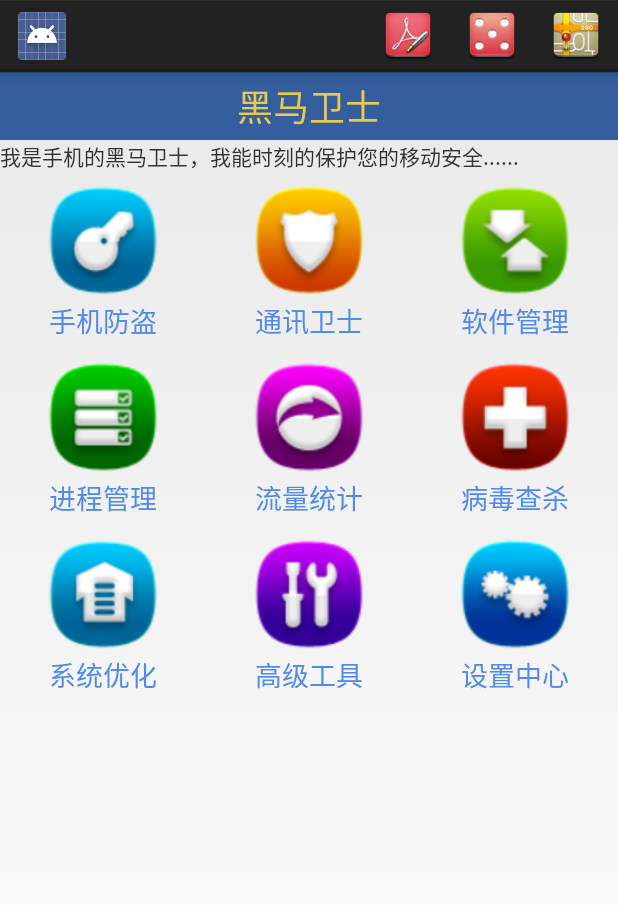
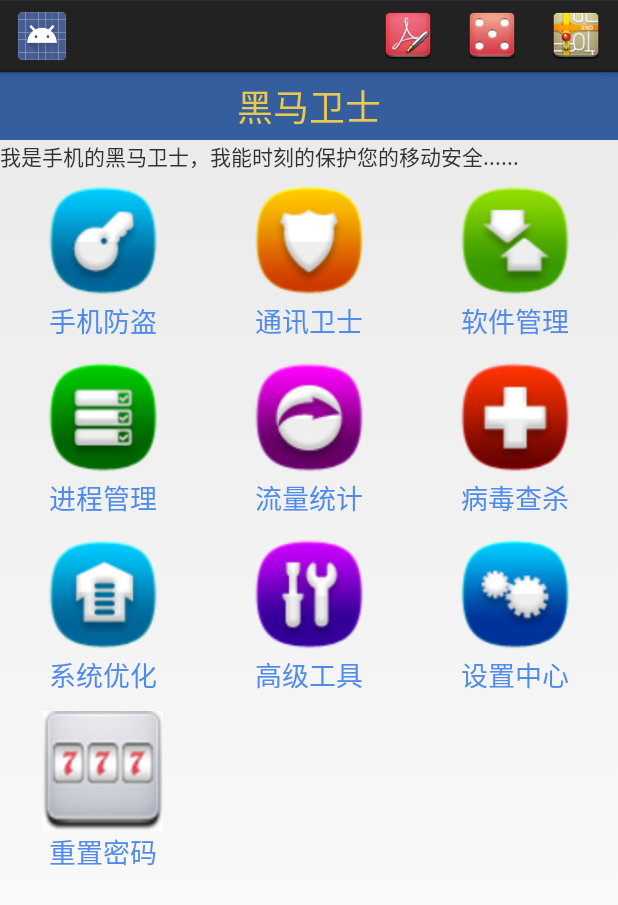
Before and after one commit to q6475593/MyAPP, an Android app: the screen it shows after launch (HomeActivity), on a phone screen of 412 x 824 dp. Shown: the top 905 px of the screen. Run offline under Robolectric (Android 15) with nearby library versions, the phone set to English and light mode, and no system bars.

Commit message:
自己研究

```diff
--- a/shenmesafe/src/main/java/kelaodi/shenmesafe/activity/HomeActivity.java
+++ b/shenmesafe/src/main/java/kelaodi/shenmesafe/activity/HomeActivity.java
@@ -38,14 +38,12 @@ import kelaodi.shenmesafe.adapter.HomeAdapter;
 public class HomeActivity extends Activity {
     private GridView gv_home;
     private HomeActivity homeActivity;
-    private SettingActivity settingActivity;
     private Context context = this;
     private SharedPreferences sp;
     private LayoutInflater inflate;
     private EditText et_home_password_first, et_home_password_second, et_home_password_only;
     private String password_first, password_second, single_only, existing_password;
     private View doublepassword, singlepassword;
-    private ActionBar actionBar;
 
     @Override
     protected void onCreate(Bundle savedInstanceState) {
@@ -54,13 +52,20 @@ public class HomeActivity extends Activity {
         initView();
     }
 
+    @Override
+    protected void onResume() {
+        initView();
+        super.onResume();
+    }
 
     private void initView() {
         gv_home = (GridView) findViewById(R.id.gv_home);
-        gv_home.setAdapter(new HomeAdapter(homeActivity, context));
         inflate = LayoutInflater.from(HomeActivity.this);
         sp = context.getSharedPreferences("config", MODE_PRIVATE);
         existing_password = sp.getString("password", "");
+
+
+        gv_home.setAdapter(new HomeAdapter(homeActivity, context));
 
         gv_home.setOnItemClickListener(new AdapterView.OnItemClickListener() {
             @Override
@@ -88,6 +93,13 @@ public class HomeActivity extends Activity {
                             }
                         } else if (!Isopentest) {
                             intent(SettingActivity.class);
+                        }
+                        break;
+                    case 9:
+                        if (Isopentest) {
+                            intent(PasswordResetActivity.class);
+                        } else if (!Isopentest) {
+
                         }
                         break;
                 }
--- a/shenmesafe/src/main/java/kelaodi/shenmesafe/adapter/HomeAdapter.java
+++ b/shenmesafe/src/main/java/kelaodi/shenmesafe/adapter/HomeAdapter.java
@@ -10,11 +10,16 @@ import android.content.Context;
 import android.content.SharedPreferences;
 import android.graphics.Color;
 import android.text.TextUtils;
+import android.util.Log;
 import android.view.View;
 import android.view.ViewGroup;
 import android.widget.BaseAdapter;
 import android.widget.ImageView;
 import android.widget.TextView;
+
+import java.util.Arrays;
+import java.util.List;
+import java.util.Objects;
 
 import kelaodi.shenmesafe.R;
 import kelaodi.shenmesafe.activity.HomeActivity;
@@ -25,6 +30,8 @@ import kelaodi.shenmesafe.activity.HomeActivity;
 public class HomeAdapter extends BaseAdapter {
     private Context context;
     private HomeActivity homeActivity;
+    private boolean Isopentest;
+    private SharedPreferences sp;
 
     public HomeAdapter(Activity homeActivity, Context context) {
         this.context = context;
@@ -32,16 +39,30 @@ public class HomeAdapter extends BaseAdapter {
 
     }
 
-    private static final String[] names = {"手机防盗", "通讯卫士", "软件管理", "进程管理", "流量统计",
+    public static final String[] names = {"手机防盗", "通讯卫士", "软件管理", "进程管理", "流量统计",
             "病毒查杀", "系统优化", "高级工具", "设置中心"};
     private static final int[] icons = {R.drawable.safe, R.drawable.callmsgsafe, R.drawable.app,
             R.drawable.taskmanager, R.drawable.netmanager, R.drawable.trojan, R.drawable.sysoptimize,
             R.drawable.atools, R.drawable.settings};
 
+
+    public static final String[] opentestnames = {"手机防盗", "通讯卫士", "软件管理", "进程管理", "流量统计",
+            "病毒查杀", "系统优化", "高级工具", "设置中心", "重置密码"};
+    private static final int[] opentesticons = {R.drawable.safe, R.drawable.callmsgsafe, R.drawable.app,
+            R.drawable.taskmanager, R.drawable.netmanager, R.drawable.trojan, R.drawable.sysoptimize,
+            R.drawable.atools, R.drawable.settings, R.drawable.password_setting};
+
     //返回总条目数
     @Override
     public int getCount() {
-        return names.length;
+        sp = context.getSharedPreferences("config", Context.MODE_PRIVATE);
+        boolean Isopentest = sp.getBoolean("opentest", true);
+        if (Isopentest) {
+            return opentesticons.length;
+        } else if (!Isopentest) {
+            return icons.length;
+        }
+        return 0;
     }
 
 
@@ -59,11 +80,23 @@ public class HomeAdapter extends BaseAdapter {
     //返回每个位置对应的view对象
     @Override
     public View getView(int position, View convertView, ViewGroup parent) {
+        sp = context.getSharedPreferences("config", Context.MODE_PRIVATE);
+        boolean Isopentest = sp.getBoolean("opentest", true);
         View gridview = View.inflate(context, R.layout.grid_home_item, null);
         TextView tv_name = (TextView) gridview.findViewById(R.id.tv_home_name);
         ImageView iv_icon = (ImageView) gridview.findViewById(R.id.iv_home_icon);
-        tv_name.setText(names[position]);
-        iv_icon.setImageResource(icons[position]);
+
+
+        if (Isopentest) {
+            tv_name.setText(opentestnames[position]);
+            iv_icon.setImageResource(opentesticons[position]);
+            Log.i("嘟嘟嘟", "嘟嘟嘟");
+        } else if (!Isopentest) {
+            tv_name.setText(names[position]);
+            iv_icon.setImageResource(icons[position]);
+        }
+
+
         if (position == 0) {
             SharedPreferences sp = context.getSharedPreferences("config", Context.MODE_PRIVATE);
             String newname = sp.getString("newname", "");
--- /dev/null
+++ b/shenmesafe/src/main/res/layout/activity_password_reset.xml
@@ -0,0 +1,6 @@
+<?xml version="1.0" encoding="utf-8"?>
+<LinearLayout xmlns:android="http://schemas.android.com/apk/res/android"
+    android:orientation="vertical" android:layout_width="match_parent"
+    android:layout_height="match_parent">
+
+</LinearLayout>
--- a/shenmesafe/src/main/res/menu/home_actionbar_menu.xml
+++ b/shenmesafe/src/main/res/menu/home_actionbar_menu.xml
@@ -1,25 +1,25 @@
 <?xml version="1.0" encoding="utf-8"?>
 <menu xmlns:android="http://schemas.android.com/apk/res/android"
-      xmlns:app="http://schemas.android.com/apk/res-auto"
-      xmlns:tools="http://schemas.android.com/tools"
-      tools:context=".activity.HomeActivity">
+    xmlns:app="http://schemas.android.com/apk/res-auto"
+    xmlns:tools="http://schemas.android.com/tools"
+    tools:context=".activity.HomeActivity">
     <item
         android:id="@+id/action_write_note"
         android:icon="@drawable/write_note"
         app:showAsAction="always"
         android:orderInCategory="0"
-        android:title="写日记"/>
+        android:title="写日记" />
     <item
         android:id="@+id/action_togamble"
         android:icon="@drawable/togamble"
         app:showAsAction="ifRoom"
         android:orderInCategory="1"
-        android:title="赌一把"/>
+        android:title="赌一把" />
     <item
         android:id="@+id/action_maps"
         android:icon="@drawable/maps"
-        app:showAsAction="ifRoom"
+        app:showAsAction="never"
         android:orderInCategory="2"
-        android:title="看地图"/>
+        android:title="看地图" />
 
 </menu>
--- a/shenmesafe/src/main/res/values/attrs.xml
+++ b/shenmesafe/src/main/res/values/attrs.xml
@@ -7,7 +7,7 @@
 <resources>
     <declare-styleable name="setting_view_style">
         <attr name="timu" format="string"></attr>
-        <attr name="checked_text" format="string"></attr>
-        <attr name="unchecked_text" format="string"></attr>
+
+        <attr name="content" format="string"></attr>
     </declare-styleable>
 </resources>
```
Also changed, not shown: shenmesafe/src/main/java/kelaodi/shenmesafe/activity/PasswordResetActivity.java (added, +20 -0 lines), shenmesafe/src/main/java/kelaodi/shenmesafe/activity/SettingActivity.java (+31 -14 lines), shenmesafe/src/main/java/kelaodi/shenmesafe/ui/SettingView.java (+10 -9 lines), shenmesafe/src/main/res/layout/activity_setting.xml (+10 -13 lines), shenmesafe/src/main/res/drawable/password_setting.png (added).
